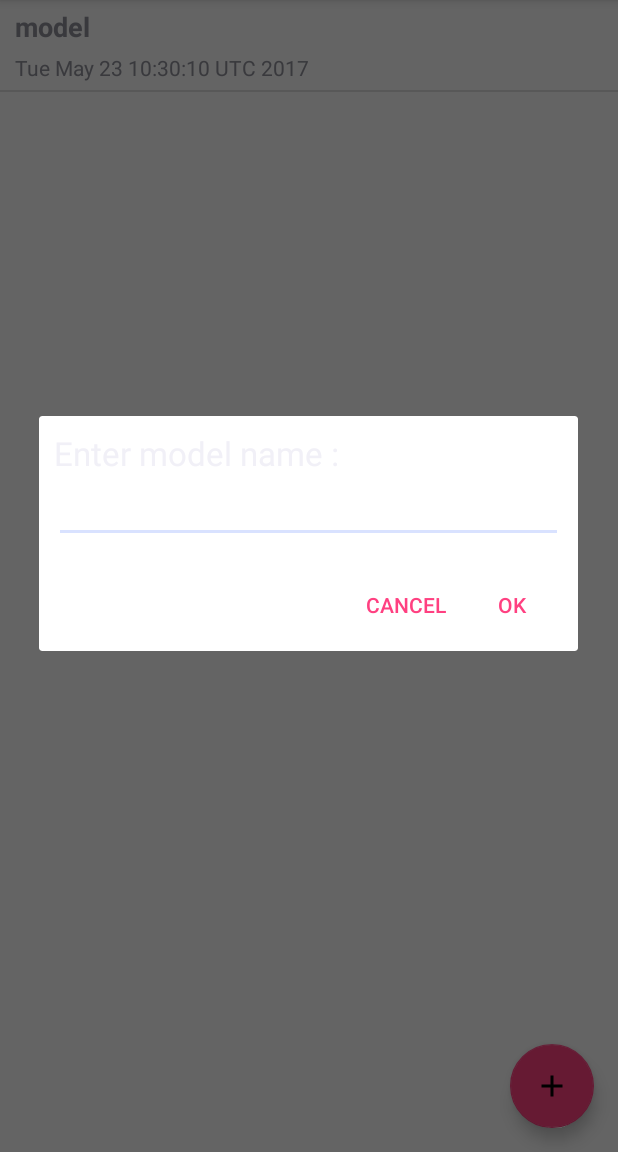
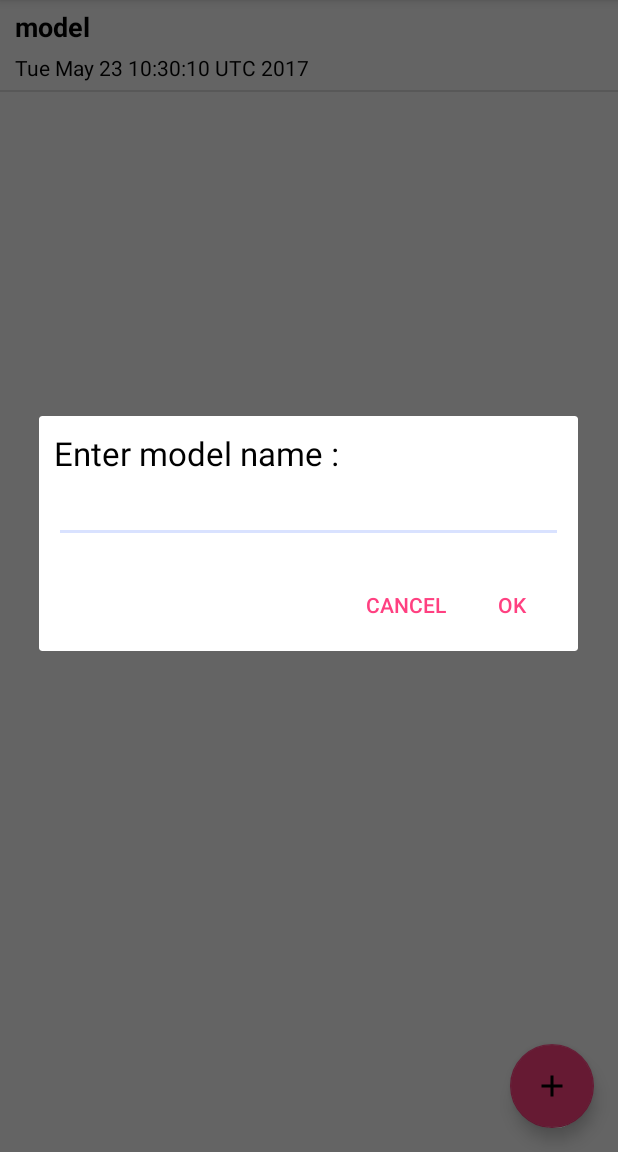
Before and after one commit to Genroa/Droshed, an Android app: the FileListActivity screen opened directly, with no data from a screen before it, after a tap on an icon or button, on a phone screen of 412 x 824 dp, the part 84-1236 px from its top. Run offline under Robolectric (Android 15) with nearby library versions, the phone set to English and light mode, and no system bars.

Commit message:
fix colors and change log type

```diff
--- a/app/src/main/java/genrozun/droshed/activities/FileListActivity.java
+++ b/app/src/main/java/genrozun/droshed/activities/FileListActivity.java
@@ -83,7 +83,7 @@ public class FileListActivity extends AppCompatActivity {
                                     if (modelName.length() == 0) {
                                         Snackbar.make(layout, "Merci d'entrer le nom d'un modèle", Snackbar.LENGTH_LONG).show();
                                     } else {
-                                        Log.e(FileListActivity.class.getName(), modelName);
+                                        Log.i(FileListActivity.class.getName(), modelName);
 
                                         String username = getSharedPreferences("droshed_logins",Context.MODE_PRIVATE).getString("droshed_user", "");
                                         /*getSharedPreferences("droshed_model_"+modelName, Context.MODE_PRIVATE)
--- a/app/src/main/res/layout/file_model_list_element_layout.xml
+++ b/app/src/main/res/layout/file_model_list_element_layout.xml
@@ -15,6 +15,7 @@
         android:layout_weight="1"
         android:fontFamily="sans-serif"
         android:textAlignment="textStart"
+        android:textColor="@android:color/black"
         android:textSize="18sp"
         android:textStyle="bold" />
 
@@ -24,5 +25,6 @@
         android:layout_height="wrap_content"
         android:layout_marginBottom="5dp"
         android:layout_marginLeft="10dp"
-        android:layout_weight="1" />
+        android:layout_weight="1"
+        android:textColor="@android:color/black" />
 </LinearLayout>
--- a/app/src/main/res/layout/prompt_dialog_layout.xml
+++ b/app/src/main/res/layout/prompt_dialog_layout.xml
@@ -11,7 +11,8 @@
         android:layout_width="wrap_content"
         android:layout_height="wrap_content"
         android:text="@string/enter_model_name"
-        android:textAppearance="?android:attr/textAppearanceLarge" />
+        android:textAppearance="?android:attr/textAppearanceLarge"
+        android:textColor="@android:color/black" />
 
     <EditText
         android:id="@+id/editTextDialogUserInput"
```
Also changed, not shown: app/src/main/java/genrozun/droshed/activities/LoginActivity.java (+3 -16 lines).
